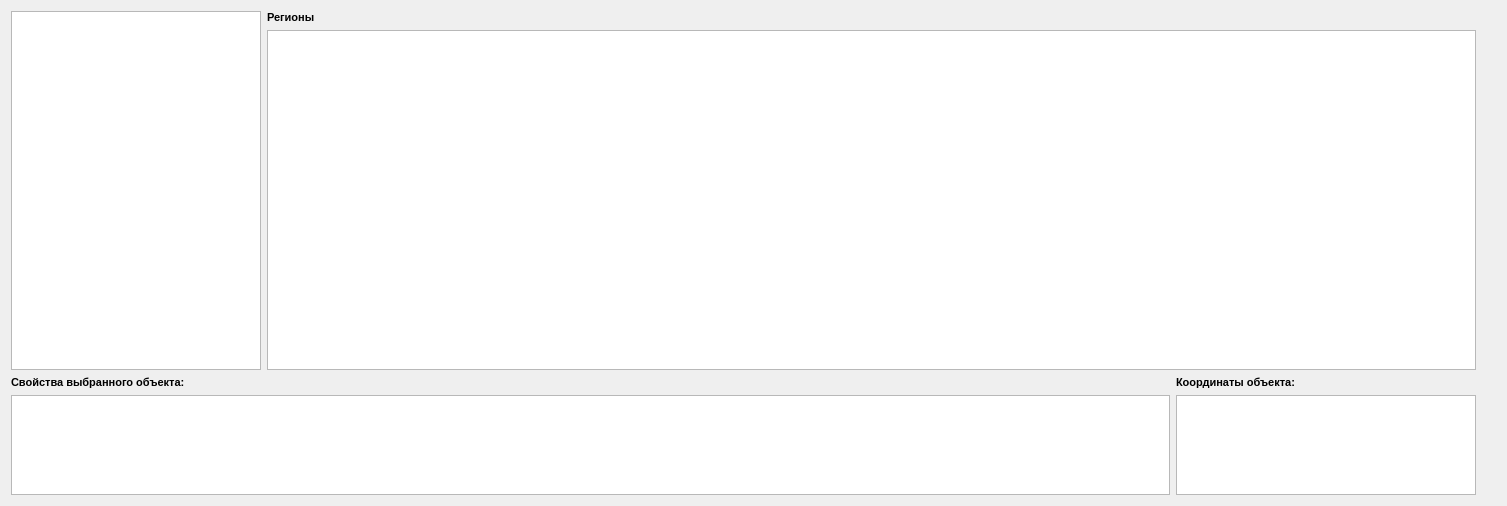
Above: object_manager/object_manager_form.ui from p4da0ne/Psycho before the change. Below: the same form after it.
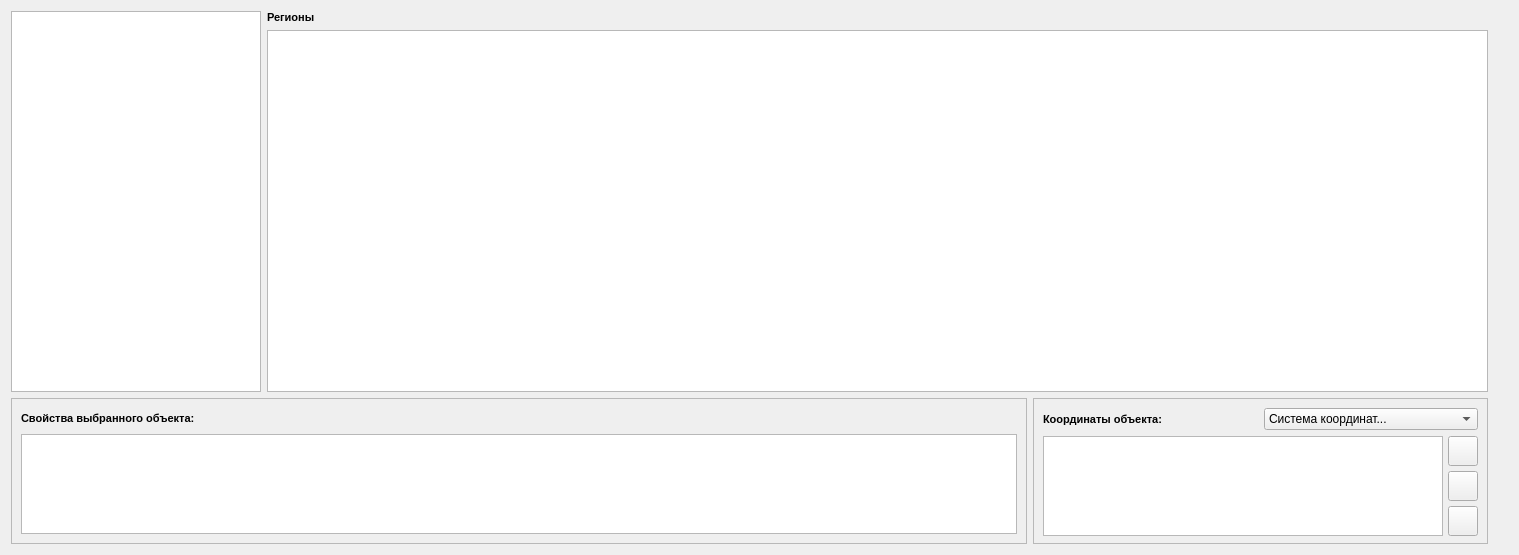
That is the form after the change. Icons and pictures are not drawn.

The edit to the form file:
```diff
--- a/object_manager/object_manager_form.ui
+++ b/object_manager/object_manager_form.ui
@@ -1,27 +1,25 @@
 <ui version="4.0" >
  <class>object_manager_form</class>
- <widget class="QWidget" name="object_manager_form" >
-  <property name="geometry" >
+ <widget class="QWidget" name="object_manager_form">
+  <property name="geometry">
    <rect>
     <x>0</x>
     <y>0</y>
-    <width>1507</width>
-    <height>506</height>
+    <width>1519</width>
+    <height>555</height>
    </rect>
   </property>
   <property name="windowTitle" >
    <string>Панель администратора</string>
   </property>
-  <layout class="QGridLayout" name="gridLayout_5" >
-   <item row="0" column="0" >
-    <layout class="QGridLayout" name="gridLayout_4" >
-     <item row="0" column="0" >
-      <layout class="QGridLayout" name="gridLayout_3" >
-       <item row="0" column="1" >
-        <layout class="QGridLayout" name="gridLayout" >
-         <item row="0" column="0" >
-          <widget class="QLabel" name="label" >
-           <property name="font" >
+  <layout class="QGridLayout" name="gridLayout_4">
+   <item row="0" column="0">
+    <layout class="QGridLayout" name="gridLayout_3">
+     <item row="0" column="1">
+      <layout class="QGridLayout" name="gridLayout">
+       <item row="0" column="0">
+        <widget class="QLabel" name="label">
+         <property name="font">
             <font>
              <family>MS Shell Dlg 2</family>
              <pointsize>8</pointsize>
@@ -83,11 +81,22 @@
        </item>
       </layout>
      </item>
-     <item row="1" column="0" >
-      <layout class="QGridLayout" name="gridLayout_2" >
-       <item row="0" column="0" >
-        <widget class="QLabel" name="label_5" >
-         <property name="font" >
+   <item row="1" column="0">
+    <layout class="QGridLayout" name="gridLayout_2">
+     <item row="1" column="0">
+      <widget class="QFrame" name="frame_2">
+       <property name="frameShape">
+        <enum>QFrame::StyledPanel</enum>
+       </property>
+       <property name="frameShadow">
+        <enum>QFrame::Plain</enum>
+       </property>
+       <layout class="QVBoxLayout" name="verticalLayout_2">
+        <item>
+         <layout class="QHBoxLayout" name="horizontalLayout_3">
+          <item>
+           <widget class="QLabel" name="label_5">
+            <property name="font">
           <font>
            <family>MS Shell Dlg 2</family>
            <pointsize>8</pointsize>
@@ -103,25 +112,24 @@
          </property>
         </widget>
        </item>
-       <item row="0" column="1" >
-        <spacer name="horizontalSpacer_3" >
-         <property name="orientation" >
+          <item>
+           <spacer name="horizontalSpacer">
+            <property name="orientation">
           <enum>Qt::Horizontal</enum>
          </property>
-         <property name="sizeType" >
-          <enum>QSizePolicy::Expanding</enum>
-         </property>
-         <property name="sizeHint" stdset="0" >
+            <property name="sizeHint" stdset="0">
           <size>
-           <width>938</width>
-           <height>13</height>
+              <width>40</width>
+              <height>20</height>
           </size>
          </property>
         </spacer>
        </item>
-       <item row="1" column="0" colspan="2" >
-        <widget class="QTableView" name="property_object" >
-         <property name="minimumSize" >
+         </layout>
+        </item>
+        <item>
+         <widget class="QTableView" name="property_object">
+          <property name="minimumSize">
           <size>
            <width>0</width>
            <height>100</height>
@@ -165,55 +173,48 @@
          </property>
         </widget>
        </item>
-       <item row="1" column="3" >
-        <widget class="QTableView" name="coord_object" >
-         <property name="minimumSize" >
+       </layout>
+      </widget>
+     </item>
+     <item row="1" column="2">
+      <spacer name="verticalSpacer_2">
+       <property name="orientation">
+        <enum>Qt::Vertical</enum>
+       </property>
+       <property name="sizeHint" stdset="0">
           <size>
-           <width>200</width>
-           <height>100</height>
-          </size>
-         </property>
-         <property name="maximumSize" >
+         <width>20</width>
+         <height>40</height>
+        </size>
+       </property>
+      </spacer>
+     </item>
+     <item row="1" column="1">
+      <widget class="QFrame" name="frame">
+       <property name="minimumSize">
           <size>
-           <width>300</width>
-           <height>100</height>
-          </size>
-         </property>
-         <property name="baseSize" >
+         <width>455</width>
+         <height>120</height>
+        </size>
+       </property>
+       <property name="maximumSize">
           <size>
-           <width>0</width>
-           <height>40</height>
-          </size>
-         </property>
-         <property name="cursor" stdset="0" >
-          <cursorShape>PointingHandCursor</cursorShape>
-         </property>
-         <property name="mouseTracking" >
-          <bool>true</bool>
-         </property>
-         <property name="frameShadow" >
-          <enum>QFrame::Raised</enum>
-         </property>
-         <property name="editTriggers" >
-          <set>QAbstractItemView::AnyKeyPressed|QAbstractItemView::DoubleClicked|QAbstractItemView::EditKeyPressed|QAbstractItemView::SelectedClicked</set>
-         </property>
-         <property name="dragEnabled" >
-          <bool>true</bool>
-         </property>
-         <property name="alternatingRowColors" >
-          <bool>true</bool>
-         </property>
-         <property name="verticalScrollMode" >
-          <enum>QAbstractItemView::ScrollPerPixel</enum>
-         </property>
-         <property name="horizontalScrollMode" >
-          <enum>QAbstractItemView::ScrollPerPixel</enum>
-         </property>
-        </widget>
-       </item>
-       <item row="0" column="3" >
-        <widget class="QLabel" name="label_coord" >
-         <property name="font" >
+         <width>455</width>
+         <height>120777</height>
+        </size>
+       </property>
+       <property name="frameShape">
+        <enum>QFrame::StyledPanel</enum>
+       </property>
+       <property name="frameShadow">
+        <enum>QFrame::Plain</enum>
+       </property>
+       <layout class="QVBoxLayout" name="verticalLayout_3">
+        <item>
+         <layout class="QHBoxLayout" name="horizontalLayout">
+          <item>
+           <widget class="QLabel" name="label_coord">
+            <property name="font">
           <font>
            <family>MS Shell Dlg 2</family>
            <pointsize>8</pointsize>
@@ -229,25 +230,174 @@
          </property>
         </widget>
        </item>
-       <item row="1" column="4" >
-        <spacer name="verticalSpacer_2" >
-         <property name="orientation" >
-          <enum>Qt::Vertical</enum>
-         </property>
-         <property name="sizeHint" stdset="0" >
+          <item>
+           <widget class="QComboBox" name="coord_system_comboBox">
+            <item>
+             <property name="text">
+              <string>Система координат...</string>
+             </property>
+            </item>
+            <item>
+             <property name="text">
+              <string>WGS-84</string>
+             </property>
+            </item>
+            <item>
+             <property name="text">
+              <string>Прямоугольная</string>
+             </property>
+            </item>
+           </widget>
+          </item>
+         </layout>
+        </item>
+        <item>
+         <layout class="QHBoxLayout" name="horizontalLayout_2">
+          <item>
+           <widget class="QTableWidget" name="coord_table">
+            <property name="minimumSize">
           <size>
-           <width>20</width>
-           <height>40</height>
-          </size>
-         </property>
-        </spacer>
-       </item>
+              <width>400</width>
+              <height>100</height>
+             </size>
+            </property>
+            <property name="maximumSize">
+             <size>
+              <width>400</width>
+              <height>100</height>
+             </size>
+            </property>
+            <property name="contextMenuPolicy">
+             <enum>Qt::NoContextMenu</enum>
+            </property>
+            <property name="acceptDrops">
+             <bool>false</bool>
+            </property>
+            <property name="autoFillBackground">
+             <bool>false</bool>
+            </property>
+            <property name="frameShadow">
+             <enum>QFrame::Raised</enum>
+            </property>
+            <property name="editTriggers">
+             <set>QAbstractItemView::NoEditTriggers</set>
+            </property>
+            <property name="dragEnabled">
+             <bool>false</bool>
+            </property>
+           </widget>
+          </item>
+          <item>
+           <layout class="QVBoxLayout" name="verticalLayout">
+            <item>
+             <widget class="QPushButton" name="add_coord_button">
+              <property name="minimumSize">
+               <size>
+                <width>30</width>
+                <height>30</height>
+               </size>
+              </property>
+              <property name="maximumSize">
+               <size>
+                <width>30</width>
+                <height>30</height>
+               </size>
+              </property>
+              <property name="toolTip">
+               <string>добавить координаты</string>
+              </property>
+              <property name="text">
+               <string/>
+              </property>
+              <property name="icon">
+               <iconset resource="../saturn.qrc">
+                <normaloff>:/build/icons/add.png</normaloff>:/build/icons/add.png</iconset>
+              </property>
+              <property name="iconSize">
+               <size>
+                <width>24</width>
+                <height>24</height>
+               </size>
+              </property>
+             </widget>
+            </item>
+            <item>
+             <widget class="QPushButton" name="edit_coord_button">
+              <property name="minimumSize">
+               <size>
+                <width>30</width>
+                <height>30</height>
+               </size>
+              </property>
+              <property name="maximumSize">
+               <size>
+                <width>30</width>
+                <height>30</height>
+               </size>
+              </property>
+              <property name="toolTip">
+               <string>редактировать координаты</string>
+              </property>
+              <property name="text">
+               <string/>
+              </property>
+              <property name="icon">
+               <iconset resource="../saturn.qrc">
+                <normaloff>:/build/icons/edit.png</normaloff>:/build/icons/edit.png</iconset>
+              </property>
+              <property name="iconSize">
+               <size>
+                <width>24</width>
+                <height>24</height>
+               </size>
+              </property>
+             </widget>
+            </item>
+            <item>
+             <widget class="QPushButton" name="del_coord_button">
+              <property name="minimumSize">
+               <size>
+                <width>30</width>
+                <height>30</height>
+               </size>
+              </property>
+              <property name="maximumSize">
+               <size>
+                <width>30</width>
+                <height>30</height>
+               </size>
+              </property>
+              <property name="toolTip">
+               <string>удалить координаты</string>
+              </property>
+              <property name="text">
+               <string/>
+              </property>
+              <property name="icon">
+               <iconset resource="../saturn.qrc">
+                <normaloff>:/build/icons/close.png</normaloff>:/build/icons/close.png</iconset>
+              </property>
+              <property name="iconSize">
+               <size>
+                <width>24</width>
+                <height>24</height>
+               </size>
+              </property>
+             </widget>
+            </item>
       </layout>
      </item>
     </layout>
    </item>
   </layout>
  </widget>
- <resources/>
+     </item>
+    </layout>
+   </item>
+  </layout>
+ </widget>
+ <resources>
+  <include location="../saturn.qrc"/>
+ </resources>
  <connections/>
 </ui>
```
Left out of the diff: 57 changed lines with no effect on the pictures. Lines whose indentation alone changed are shown as unchanged.
